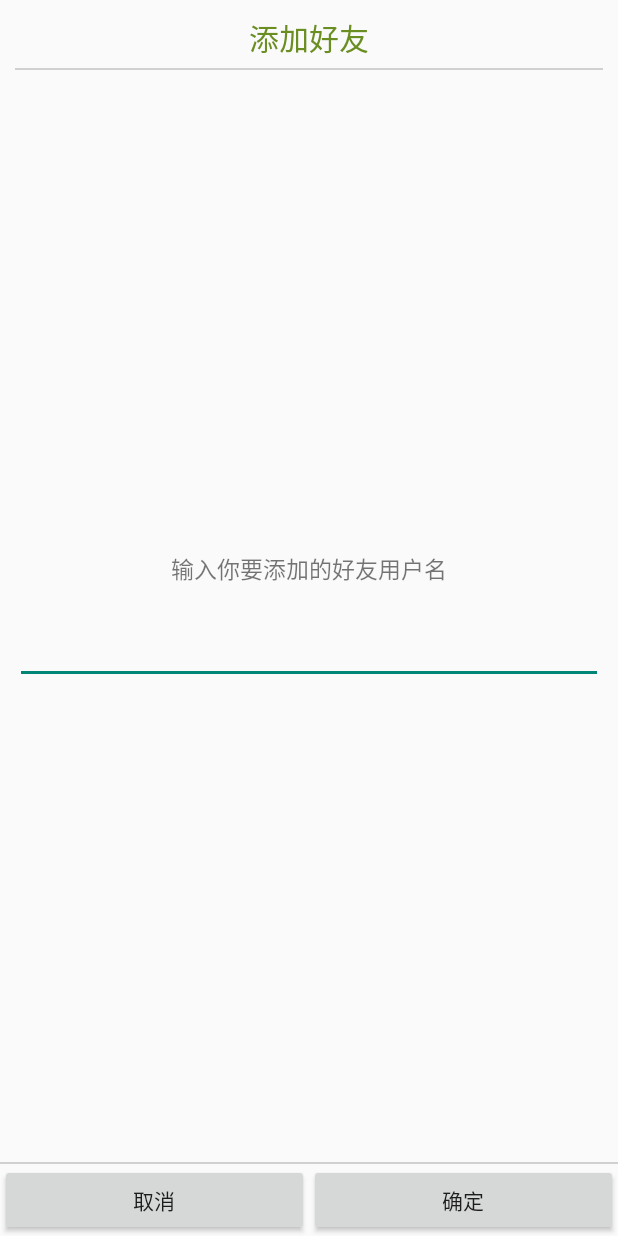
After one commit to Meshine001/LetsStudy, an Android app: the layout dialog_contacts_content.xml on its own in the app's theme, with its tools: preview values and no code run, on a phone screen of 412 x 824 dp. The commit adds this screen. Run offline under Robolectric (Android 15) with nearby library versions, the phone set to English and light mode, and no system bars.

Commit message:
update contacts

```diff
--- a/app/build.gradle
+++ b/app/build.gradle
@@ -54,6 +54,7 @@ dependencies {
     compile 'com.jakewharton:butterknife:7.0.1'
     compile project(':multi-image-selector')
     compile 'com.github.citux:datetimepicker:0.2.0'
+    compile 'com.orhanobut:dialogplus:1.11@aar'
 }
 
 apt {
--- /dev/null
+++ b/app/src/main/res/layout/dialog_contacts_content.xml
@@ -0,0 +1,74 @@
+<?xml version="1.0" encoding="utf-8"?>
+<RelativeLayout xmlns:android="http://schemas.android.com/apk/res/android"
+    android:layout_width="match_parent"
+    android:layout_height="match_parent">
+    <LinearLayout
+        android:layout_margin="10dp"
+        android:layout_width="match_parent"
+        android:layout_height="wrap_content"
+        android:orientation="vertical">
+        <TextView
+
+            android:layout_width="match_parent"
+            android:layout_height="wrap_content"
+            android:textColor="@color/olivedrab"
+            android:gravity="center"
+            android:textSize="20sp"
+            android:text="添加好友"/>
+        <View
+            android:layout_marginTop="5dp"
+            android:layout_width="match_parent"
+            android:layout_height="1dp"
+            android:background="@color/me_split_line_color"/>
+
+    </LinearLayout>
+    <LinearLayout
+        android:layout_width="match_parent"
+        android:layout_height="wrap_content"
+        android:layout_centerInParent="true"
+        android:orientation="vertical">
+        <TextView
+            android:layout_margin="10dp"
+            android:layout_width="match_parent"
+            android:layout_height="wrap_content"
+            android:gravity="center"
+            android:textSize="15sp"
+            android:text="输入你要添加的好友用户名"/>
+        <EditText
+            android:layout_margin="10dp"
+            android:id="@+id/id_dialog_contacts_username"
+            android:layout_width="match_parent"
+            android:layout_height="wrap_content" />
+    </LinearLayout>
+
+    <LinearLayout
+        android:layout_alignParentBottom="true"
+        android:layout_width="match_parent"
+        android:layout_height="wrap_content"
+        android:orientation="vertical">
+        <View
+            android:layout_marginTop="5dp"
+            android:layout_width="match_parent"
+            android:layout_height="1dp"
+            android:background="@color/me_split_line_color"/>
+        <LinearLayout
+            android:layout_width="match_parent"
+            android:layout_height="wrap_content"
+            android:orientation="horizontal">
+            <Button
+                android:id="@+id/id_dialog_contacts_cancel"
+                android:layout_width="0dp"
+                android:layout_height="wrap_content"
+                android:layout_weight="1"
+                android:text="取消"/>
+            <Button
+                android:id="@+id/id_dialog_contacts_submit"
+                android:layout_width="0dp"
+                android:layout_height="wrap_content"
+                android:layout_weight="1"
+                android:text="确定"/>
+        </LinearLayout>
+    </LinearLayout>
+
+
+</RelativeLayout>
```
Also changed, not shown: app/src/main/java/com/meshine/letsstudyclient/BaseActivity.java (+12 -0 lines), app/src/main/java/com/meshine/letsstudyclient/ChatActivity.java (+5 -2 lines), app/src/main/java/com/meshine/letsstudyclient/fragment/BaseFragment.java (+7 -4 lines), app/src/main/java/com/meshine/letsstudyclient/fragment/TabOneFragment.java (+9 -10 lines), app/src/main/java/com/meshine/letsstudyclient/fragment/TabTreeFragment.java (+5 -6 lines), app/src/main/java/com/meshine/letsstudyclient/fragment/TabTwoFragment.java (+86 -4 lines), app/src/main/java/com/meshine/letsstudyclient/tools/CommonUtil.java (added, +157 -0 lines), app/src/main/res/layout/item_conversation.xml (+16 -8 lines).
